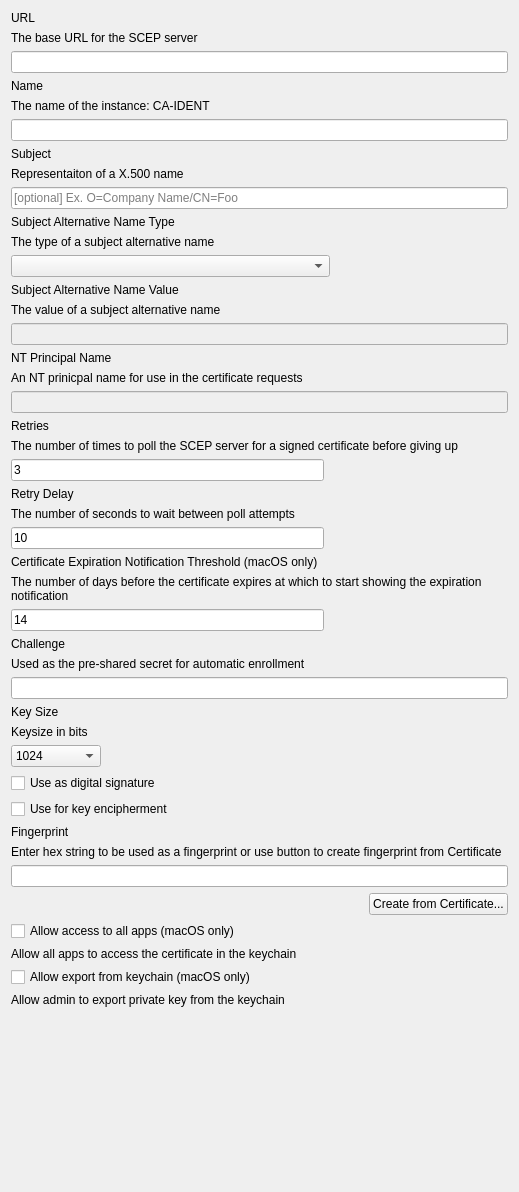
Old version of the form FWAdminLib/Configurator/SCEPForm.ui in the repository fw-dev/translations.
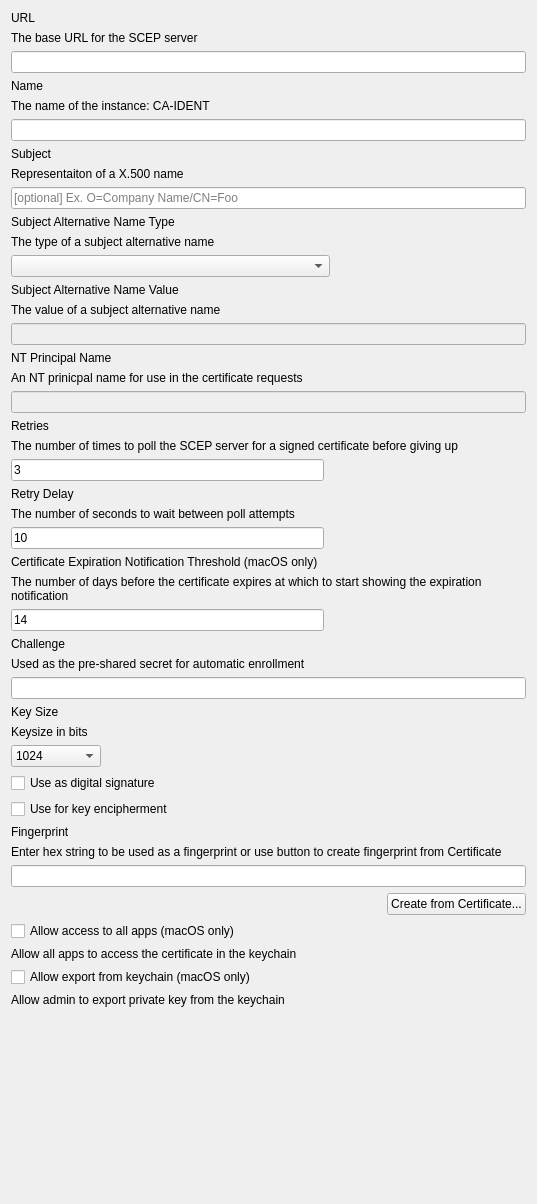
New version of the form.

The edit to the form file:
```diff
--- a/FWAdminLib/Configurator/SCEPForm.ui
+++ b/FWAdminLib/Configurator/SCEPForm.ui
@@ -6,8 +6,8 @@
    <rect>
     <x>0</x>
     <y>0</y>
-    <width>519</width>
-    <height>1192</height>
+    <width>537</width>
+    <height>1204</height>
    </rect>
   </property>
   <property name="windowTitle">
```
Left out of the diff: 5 changed lines with no effect on the pictures.
